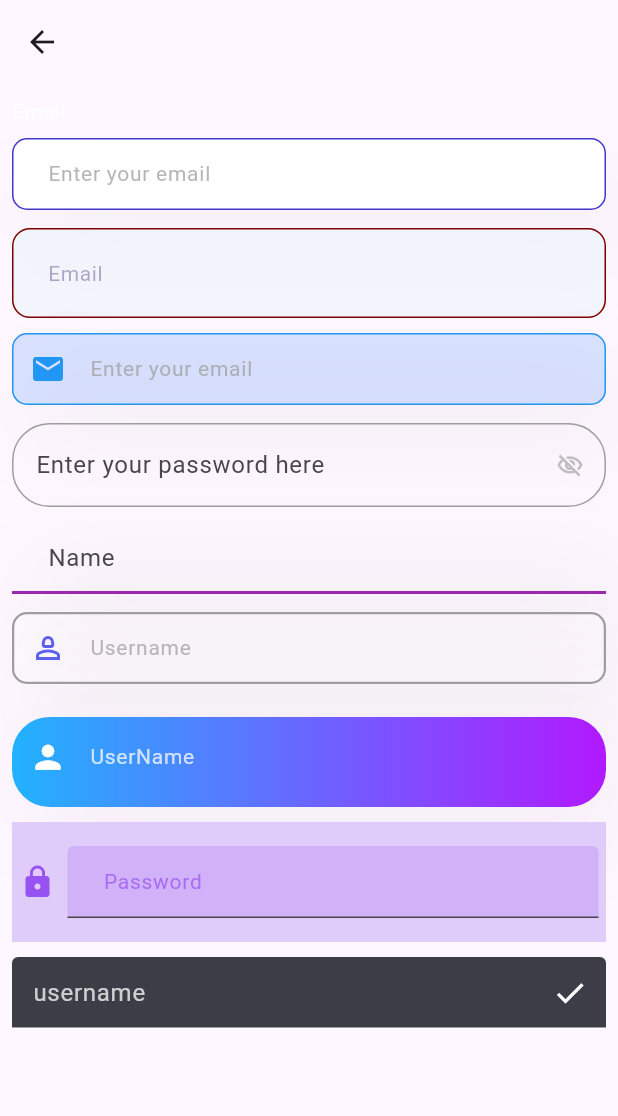
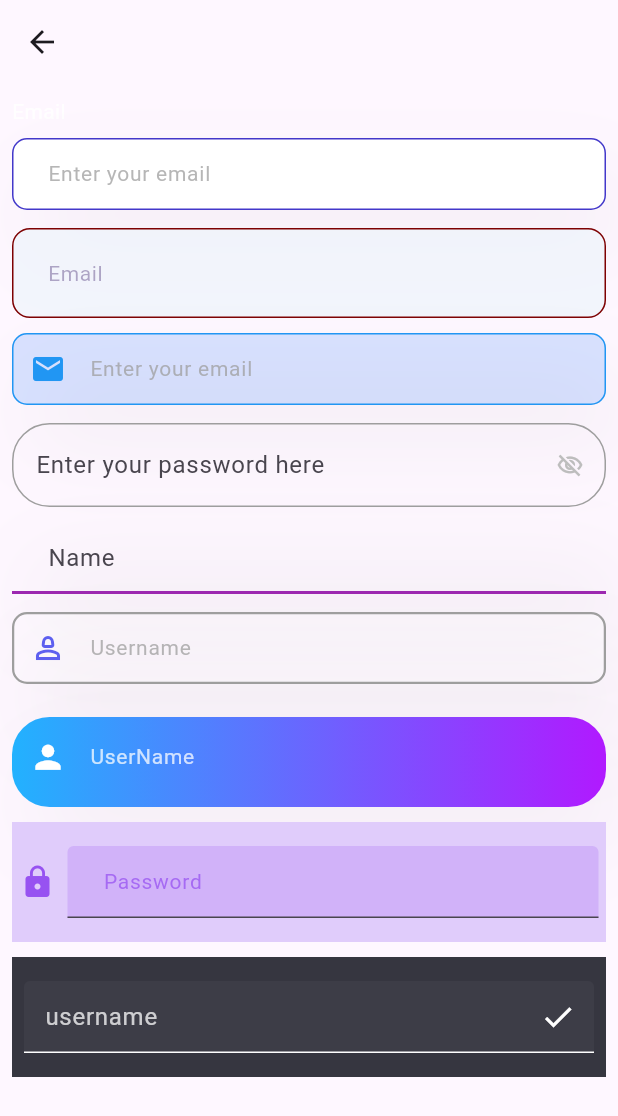
Before and after one commit to KhubaibJamal/FYP, a Flutter app: the InputTextFields screen opened directly, on a phone screen of 412 x 824 dp. Shown: the top 1116 px of the screen. Run offline on Flutter 3.47's test engine with Material 3 defaults, Android fonts, the phone set to English and light mode, and no system bars.

Commit message:
refactor textfield 9

```diff
--- a/lib/text fields/input_text_field9.dart
+++ b/lib/text fields/input_text_field9.dart
@@ -11,7 +11,13 @@ class InputTextField9 extends StatelessWidget {
 
   @override
   Widget build(BuildContext context) {
-    return TextField(
+    return Container(
+      padding: const EdgeInsets.symmetric(horizontal: 8),
+      height: 80,
+      width: MediaQuery.of(context).size.width,
+      color: const Color(0xFF363640),
+      child: Center(
+        child: TextField(
           controller: controller,
           style: const TextStyle(fontSize: 14, color: Colors.white),
           decoration: InputDecoration(
@@ -30,6 +36,8 @@ class InputTextField9 extends StatelessWidget {
             enabledBorder: const UnderlineInputBorder(
                 borderSide: BorderSide(color: Colors.white)),
           ),
+        ),
+      ),
     );
   }
 }
```
Lines whose indentation alone changed are shown as unchanged.
